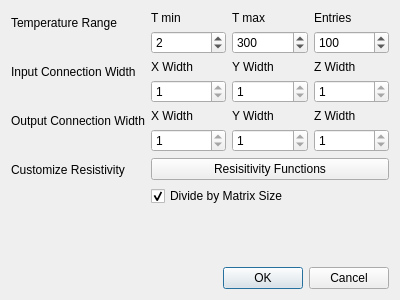
Before: the Qt Designer form AdvancedOptions.ui in JulianN9/Anisotropic-Sample-Simulator, drawn with Qt 5.
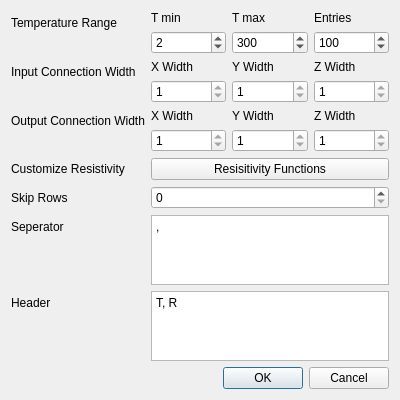
After: the same form once the commit is applied.

```diff
--- a/AdvancedOptions.ui
+++ b/AdvancedOptions.ui
@@ -219,25 +219,53 @@
       </widget>
      </item>
      <item row="4" column="1">
-      <layout class="QVBoxLayout" name="AORLayout">
-       <item>
         <widget class="QPushButton" name="ResistivityButton">
          <property name="text">
           <string>Resisitivity Functions</string>
          </property>
         </widget>
        </item>
-       <item>
-        <widget class="QCheckBox" name="MatrixSizeTick">
+     <item row="6" column="0">
+      <widget class="QLabel" name="label">
          <property name="text">
-          <string>Divide by Matrix Size</string>
-         </property>
-         <property name="checked">
-          <bool>true</bool>
+        <string>Seperator</string>
+       </property>
+      </widget>
+     </item>
+     <item row="5" column="0">
+      <widget class="QLabel" name="label_3">
+       <property name="text">
+        <string>Skip Rows</string>
          </property>
         </widget>
        </item>
-      </layout>
+     <item row="5" column="1">
+      <widget class="QSpinBox" name="ResistivitySR">
+       <property name="maximum">
+        <number>10000</number>
+       </property>
+      </widget>
+     </item>
+     <item row="6" column="1">
+      <widget class="QPlainTextEdit" name="ResistivitySeperator">
+       <property name="plainText">
+        <string>,</string>
+       </property>
+      </widget>
+     </item>
+     <item row="7" column="1">
+      <widget class="QPlainTextEdit" name="ResistivityHeader">
+       <property name="plainText">
+        <string>T, R</string>
+       </property>
+      </widget>
+     </item>
+     <item row="7" column="0">
+      <widget class="QLabel" name="ResistivityHeaderLabel">
+       <property name="text">
+        <string>Header</string>
+       </property>
+      </widget>
      </item>
     </layout>
    </item>
```
Lines whose indentation alone changed are shown as unchanged.
